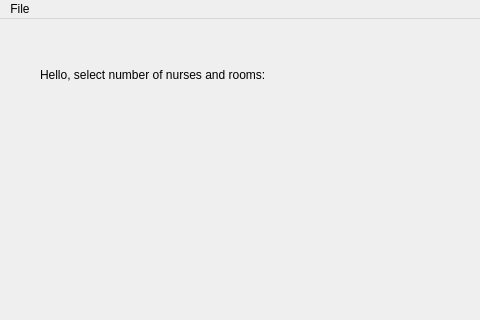
Before: the Qt Designer form app.ui in marczef/nurses_schedule_bo2, drawn with Qt 5; both pictures show x 0 to 480 and y 0 to 320 of the 1121 by 686 pixel window.
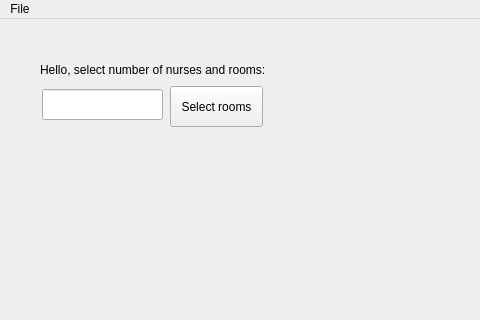
After: the same form once the commit is applied.

Commit message: rooms push button

```diff
--- a/app.ui
+++ b/app.ui
@@ -18,9 +18,9 @@
     <property name="geometry">
      <rect>
       <x>40</x>
-      <y>40</y>
+      <y>30</y>
       <width>261</width>
-      <height>31</height>
+      <height>41</height>
      </rect>
     </property>
     <property name="text">
@@ -55,6 +55,29 @@
      </item>
     </layout>
    </widget>
+   <widget class="QLineEdit" name="rooms">
+    <property name="geometry">
+     <rect>
+      <x>42</x>
+      <y>70</y>
+      <width>121</width>
+      <height>31</height>
+     </rect>
+    </property>
+   </widget>
+   <widget class="QPushButton" name="select_rooms">
+    <property name="geometry">
+     <rect>
+      <x>170</x>
+      <y>67</y>
+      <width>93</width>
+      <height>41</height>
+     </rect>
+    </property>
+    <property name="text">
+     <string>Select rooms</string>
+    </property>
+   </widget>
   </widget>
   <widget class="QMenuBar" name="menubar">
    <property name="geometry">
```
Left out of the diff: 2 changed lines with no effect on the pictures. The commit also changes 1 other file.
